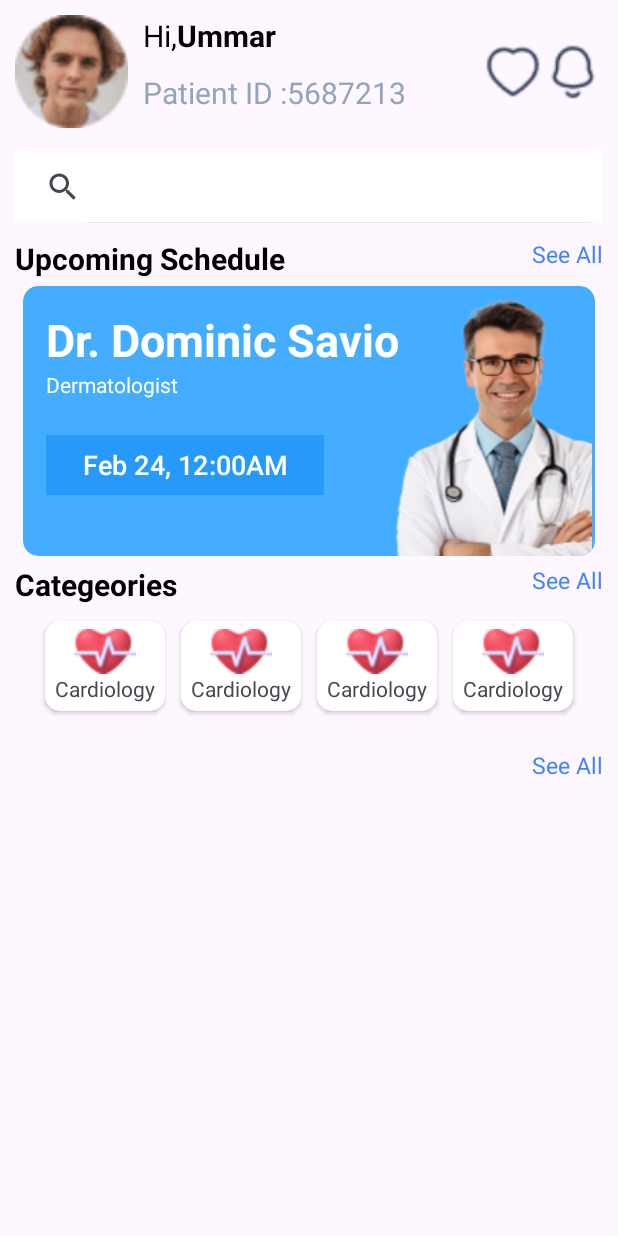
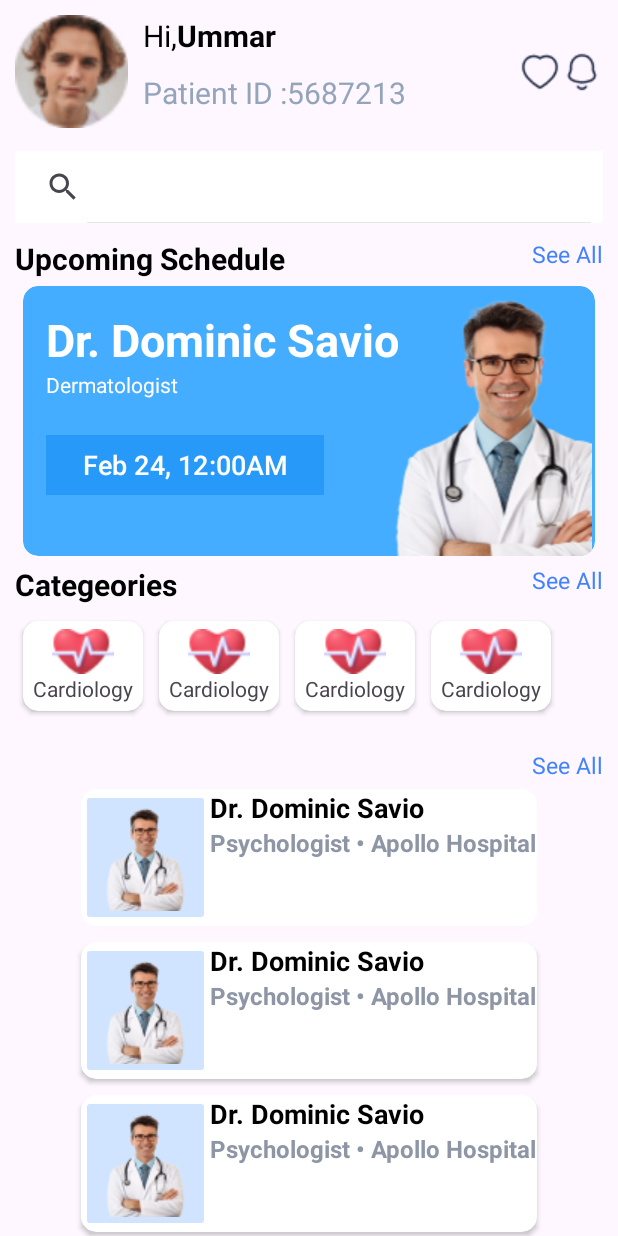
Before and after one commit to tajamularafath/Hello_DR_Kotlin_Android, an Android app: the layout fragment_home.xml on its own in the app's theme, with its tools: preview values and no code run, on a phone screen of 412 x 824 dp. Run offline under Robolectric (Android 15) with nearby library versions, the phone set to English and light mode, and no system bars.

Commit message:
Added Dr List Recycler View in Root Module Home Fargment

```diff
--- /dev/null
+++ b/root/src/main/res/layout/dr_card_view.xml
@@ -0,0 +1,50 @@
+<?xml version="1.0" encoding="utf-8"?>
+<androidx.cardview.widget.CardView xmlns:android="http://schemas.android.com/apk/res/android"
+    xmlns:app="http://schemas.android.com/apk/res-auto"
+    android:layout_width="wrap_content"
+    android:layout_height="wrap_content"
+    android:layout_margin="5dp"
+    android:backgroundTint="@color/white"
+    app:cardCornerRadius="10dp">
+
+    <androidx.constraintlayout.widget.ConstraintLayout
+        android:layout_width="wrap_content"
+        android:layout_height="wrap_content">
+
+        <ImageButton
+            android:id="@+id/iv_dr"
+            android:layout_width="wrap_content"
+            android:layout_height="wrap_content"
+            android:src="@drawable/drm"
+            android:backgroundTint="@color/lightgrey1"
+            app:layout_constraintTop_toTopOf="parent"
+            app:layout_constraintStart_toStartOf="parent"
+            />
+
+        <TextView
+            android:id="@+id/tv_drname"
+            android:layout_width="wrap_content"
+            android:layout_height="wrap_content"
+            android:text="Dr. Dominic Savio"
+            android:textSize="18sp"
+            android:textColor="@color/black"
+            android:textStyle="bold"
+            app:layout_constraintTop_toTopOf="parent"
+            app:layout_constraintStart_toEndOf="@+id/iv_dr"
+            />
+
+        <TextView
+            android:id="@+id/tv_drhospital"
+            android:layout_width="wrap_content"
+            android:layout_height="wrap_content"
+            android:text="Psychologist • Apollo Hospital"
+            android:textSize="16sp"
+            android:textColor="@color/grey"
+            android:textStyle="bold"
+            app:layout_constraintTop_toBottomOf="@id/tv_drname"
+            app:layout_constraintStart_toStartOf="@id/tv_drname"
+            />
+
+    </androidx.constraintlayout.widget.ConstraintLayout>
+
+</androidx.cardview.widget.CardView>
--- a/root/src/main/res/layout/fragment_home.xml
+++ b/root/src/main/res/layout/fragment_home.xml
@@ -89,8 +89,8 @@
 
     <ImageView
         android:id="@+id/iv_hearticon"
-        android:layout_width="40dp"
-        android:layout_height="40dp"
+        android:layout_width="28dp"
+        android:layout_height="28dp"
         android:src="@drawable/heart"
         app:layout_constraintBottom_toBottomOf="@id/iv_profile"
         app:layout_constraintEnd_toStartOf="@id/iv_bellicon"
@@ -98,8 +98,8 @@
 
     <ImageView
         android:id="@+id/iv_bellicon"
-        android:layout_width="40dp"
-        android:layout_height="40dp"
+        android:layout_width="28dp"
+        android:layout_height="28dp"
         android:src="@drawable/notification"
         app:layout_constraintBottom_toBottomOf="@id/iv_profile"
         app:layout_constraintEnd_toEndOf="@id/gl_End"
@@ -176,7 +176,7 @@
 
     <androidx.recyclerview.widget.RecyclerView
         android:id="@+id/rv_categeory"
-        android:layout_width="wrap_content"
+        android:layout_width="0dp"
         android:layout_height="wrap_content"
         tools:itemCount="4"
         app:layoutManager="androidx.recyclerview.widget.LinearLayoutManager"
@@ -199,4 +199,14 @@
         app:layout_constraintEnd_toEndOf="@id/gl_End"
         app:layout_constraintTop_toBottomOf="@+id/rv_categeory"/>
 
+    <androidx.recyclerview.widget.RecyclerView
+        android:id="@+id/rv_dr"
+        android:layout_width="wrap_content"
+        android:layout_height="wrap_content"
+        app:layout_constraintTop_toBottomOf="@id/tv_drseeAll"
+        app:layout_constraintStart_toStartOf="@id/gl_Start"
+        app:layout_constraintEnd_toEndOf="@id/gl_End"
+        tools:listitem="@layout/dr_card_view"
+        />
+
 </androidx.constraintlayout.widget.ConstraintLayout>
--- a/root/src/main/res/values/colors.xml
+++ b/root/src/main/res/values/colors.xml
@@ -8,4 +8,6 @@
     <color name="grey">#8E96A6</color>
     <color name="litewhite">#F6F9FE</color>
     <color name="lightgrey">#93A4BB</color>
+    <color name="lightgrey1">#D0E4FF</color>
+
 </resources>
```
Also changed, not shown: root/src/main/res/drawable/drf.png (added), root/src/main/res/drawable/drm.png (added).
